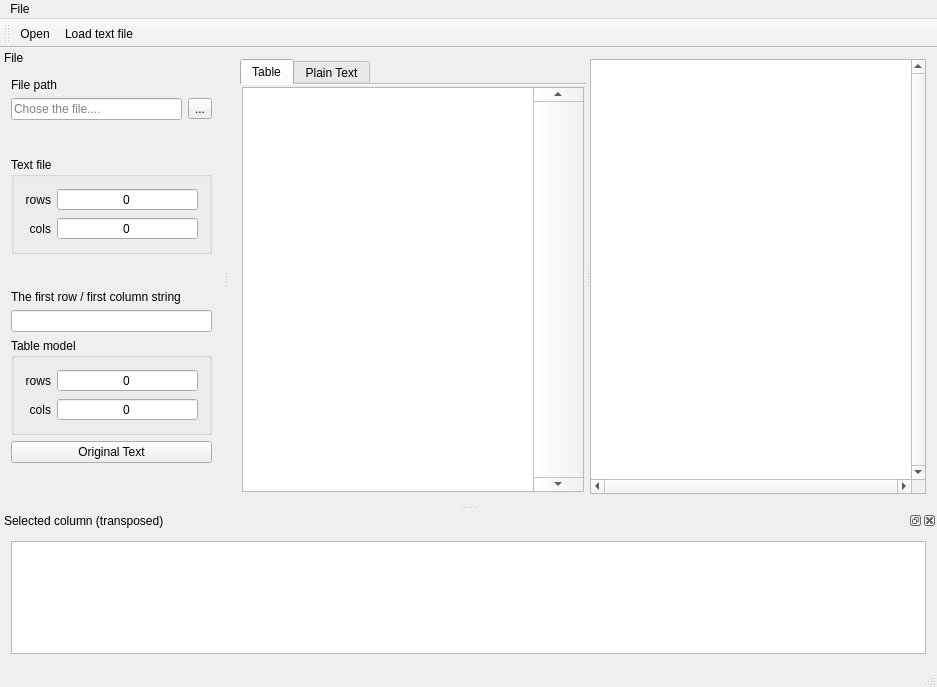
Old version of the form mainwindow.ui in the repository gurmaaan/DescriptorsView.
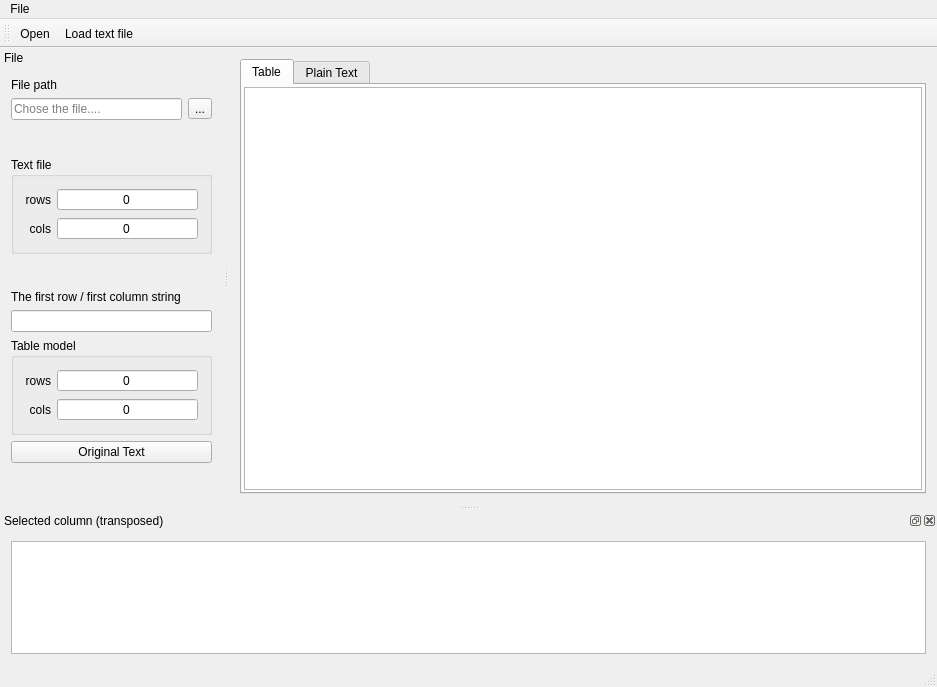
New version of the form. Icons and pictures are not drawn.

```diff
--- a/mainwindow.ui
+++ b/mainwindow.ui
@@ -41,7 +41,7 @@
         <bool>true</bool>
        </property>
        <property name="documentMode">
-        <bool>true</bool>
+        <bool>false</bool>
        </property>
        <property name="tabsClosable">
         <bool>false</bool>
@@ -74,22 +74,6 @@
              <height>0</height>
             </size>
            </property>
-           <property name="styleSheet">
-            <string notr="true">width:50%;
-</string>
-           </property>
-           <property name="verticalScrollBarPolicy">
-            <enum>Qt::ScrollBarAlwaysOn</enum>
-           </property>
-           <property name="horizontalScrollBarPolicy">
-            <enum>Qt::ScrollBarAlwaysOn</enum>
-           </property>
-           <property name="sizeAdjustPolicy">
-            <enum>QAbstractScrollArea::AdjustIgnored</enum>
-           </property>
-           <property name="autoScrollMargin">
-            <number>8</number>
-           </property>
            <property name="editTriggers">
             <set>QAbstractItemView::DoubleClicked|QAbstractItemView::EditKeyPressed</set>
            </property>
@@ -102,33 +86,6 @@
            <property name="textElideMode">
             <enum>Qt::ElideMiddle</enum>
            </property>
-           <property name="sortingEnabled">
-            <bool>false</bool>
-           </property>
-           <property name="wordWrap">
-            <bool>true</bool>
-           </property>
-           <attribute name="horizontalHeaderCascadingSectionResizes">
-            <bool>true</bool>
-           </attribute>
-           <attribute name="horizontalHeaderMinimumSectionSize">
-            <number>100</number>
-           </attribute>
-           <attribute name="horizontalHeaderShowSortIndicator" stdset="0">
-            <bool>false</bool>
-           </attribute>
-           <attribute name="horizontalHeaderStretchLastSection">
-            <bool>true</bool>
-           </attribute>
-           <attribute name="verticalHeaderCascadingSectionResizes">
-            <bool>true</bool>
-           </attribute>
-           <attribute name="verticalHeaderMinimumSectionSize">
-            <number>30</number>
-           </attribute>
-           <attribute name="verticalHeaderStretchLastSection">
-            <bool>false</bool>
-           </attribute>
           </widget>
          </item>
         </layout>
@@ -163,14 +120,6 @@
         </layout>
        </widget>
       </widget>
-      <widget class="QGraphicsView" name="chartView">
-       <property name="verticalScrollBarPolicy">
-        <enum>Qt::ScrollBarAlwaysOn</enum>
-       </property>
-       <property name="horizontalScrollBarPolicy">
-        <enum>Qt::ScrollBarAlwaysOn</enum>
-       </property>
-      </widget>
      </widget>
     </item>
    </layout>
```
Left out of the diff: 5 changed lines with no effect on the pictures.
